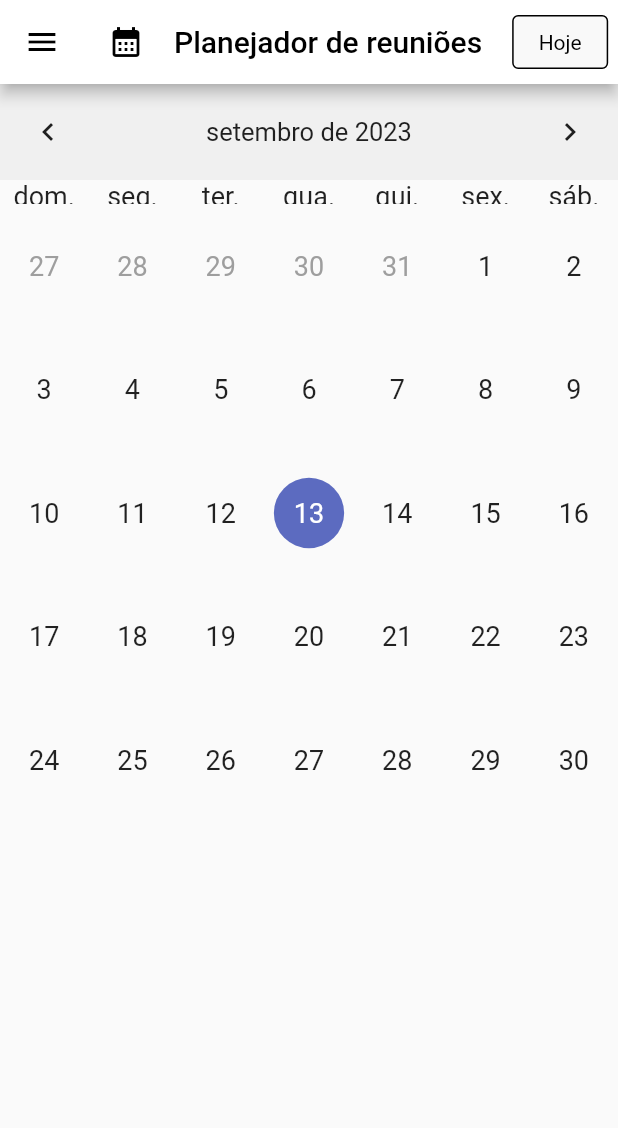
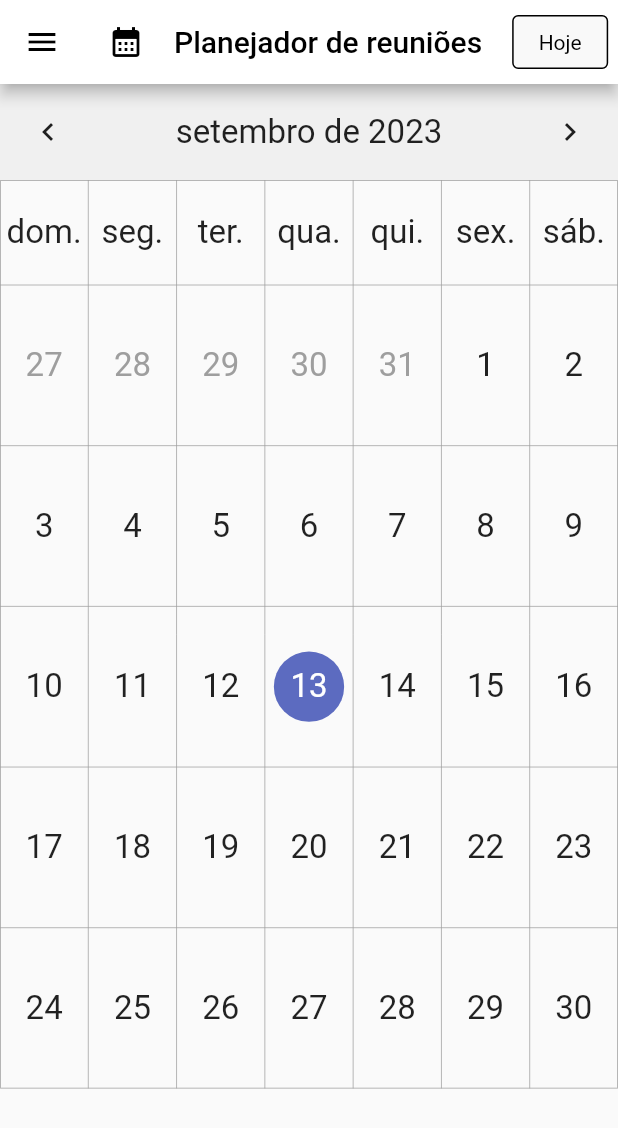
Before and after one commit to brunoalksouza/room_meet_scheduler_flutter, a Flutter app: the screen it shows after launch, on a phone screen of 412 x 824 dp. Shown: the top 1128 px of the screen. Run offline on Flutter 3.47's test engine with Material 2 defaults, Android fonts, the phone set to English and light mode, and no system bars; drawn by our look-alikes of table_calendar.

Commit message:
#3 :clock4: [WIP] start fixing calendar size

```diff
--- a/lib/main.dart
+++ b/lib/main.dart
@@ -21,7 +21,7 @@ class MainApp extends StatelessWidget {
       supportedLocales: const <Locale>[
         Locale.fromSubtags(languageCode: 'pt', countryCode: 'BR'),
       ],
-      title: 'PDF Submitter',
+      title: 'Meet Scheduler',
       theme: ThemeData(
         dialogTheme: DialogTheme(
           shape: RoundedRectangleBorder(borderRadius: BorderRadius.circular(8)),
--- a/lib/pages/scheduler.dart
+++ b/lib/pages/scheduler.dart
@@ -72,8 +72,8 @@ class Scheduler extends StatelessWidget {
           ),
         ),
       ),
-      body: const CalendarDrawer(),
       drawer: const DrawerSide(),
+      body: const Calendar(),
     );
   }
 }
--- /dev/null
+++ b/lib/utils/scheduled_meetings.dart
@@ -0,0 +1,15 @@
+import 'package:flutter/material.dart';
+
+class ScheduledMeetings extends StatelessWidget {
+  const ScheduledMeetings({
+    super.key,
+  });
+
+  @override
+  Widget build(BuildContext context) {
+    return const Expanded(
+      flex: 1, // Define a largura do lado esquerdo
+      child: Text('data'),
+    );
+  }
+}
--- a/lib/widgets/calendar.dart
+++ b/lib/widgets/calendar.dart
@@ -2,36 +2,44 @@ import 'package:flutter/material.dart';
 import 'package:table_calendar/table_calendar.dart';
 import 'package:intl/date_symbol_data_local.dart';
 
-class CalendarDrawer extends StatefulWidget {
-  const CalendarDrawer({
+class Calendar extends StatefulWidget {
+  const Calendar({
     super.key,
   });
 
   @override
   // ignore: library_private_types_in_public_api
-  _CalendarDrawerState createState() => _CalendarDrawerState();
+  _CalendarState createState() => _CalendarState();
 }
 
-class _CalendarDrawerState extends State<CalendarDrawer> {
-  //tem que pegar essa variavel e jogar ela no selectedday do scheduler
+class _CalendarState extends State<Calendar> {
   DateTime _selectedDay = DateTime.now();
-  CalendarFormat _calendarFormat = CalendarFormat.month;
+  final CalendarFormat _calendarFormat = CalendarFormat.month;
 
   @override
   Widget build(BuildContext context) {
     initializeDateFormatting('pt_BR');
 
-    return SizedBox(
-      height: MediaQuery.of(context).size.height, // Ocupa  a altura máxima
-      child: MouseRegion(
+    return Column(
+      children: [
+        MouseRegion(
           cursor: SystemMouseCursors.click,
           child: TableCalendar(
             calendarStyle: const CalendarStyle(
-              defaultTextStyle: TextStyle(fontSize: 18),
-              weekendTextStyle: TextStyle(fontSize: 18),
-              todayTextStyle: TextStyle(fontSize: 18),
-              selectedTextStyle: TextStyle(fontSize: 18, color: Colors.white),
-              outsideTextStyle: TextStyle(fontSize: 18, color: Colors.grey)),
+              defaultTextStyle: TextStyle(fontSize: 22),
+              weekendTextStyle: TextStyle(fontSize: 22),
+              todayTextStyle: TextStyle(fontSize: 22),
+              selectedTextStyle: TextStyle(fontSize: 22, color: Colors.white),
+              outsideTextStyle: TextStyle(fontSize: 22, color: Colors.grey),
+              tableBorder: TableBorder(
+                right: BorderSide(width: 0.5, color: Colors.grey),
+                left: BorderSide(width: 0.5, color: Colors.grey),
+                top: BorderSide(width: 0.5, color: Colors.grey),
+                bottom: BorderSide(width: 0.5, color: Colors.grey),
+                horizontalInside: BorderSide(width: 0.5, color: Colors.grey),
+                verticalInside: BorderSide(width: 0.5, color: Colors.grey),
+              ),
+            ),
             firstDay: DateTime.now().copyWith(day: 1, month: 1),
             lastDay: DateTime.now().copyWith(day: 31, month: 12),
             focusedDay: DateTime.now(),
@@ -39,6 +47,7 @@ class _CalendarDrawerState extends State<CalendarDrawer> {
             availableGestures: AvailableGestures.none,
             calendarFormat: _calendarFormat,
             headerStyle: const HeaderStyle(
+              titleTextStyle: TextStyle(fontSize: 22),
               titleCentered: true,
               formatButtonVisible: false,
               decoration: BoxDecoration(
@@ -58,22 +67,17 @@ class _CalendarDrawerState extends State<CalendarDrawer> {
                 },
               );
             },
-          onFormatChanged: (format) {
-            setState(
-              () {
-                _calendarFormat = format;
-              },
-            );
-          },
-
             daysOfWeekStyle: const DaysOfWeekStyle(
-            weekdayStyle: TextStyle(fontSize: 18), // Estilo dos dias da semana
-            weekendStyle: TextStyle(fontSize: 18), // Estilo dos fins de semana
+              weekdayStyle:
+                  TextStyle(fontSize: 22), // Estilo dos dias da semana
+              weekendStyle:
+                  TextStyle(fontSize: 22), // Estilo dos fins de semana
             ),
-          rowHeight: MediaQuery.of(context).size.height *
-              0.10, // Ocupa a altura máxima
+            rowHeight: MediaQuery.of(context).size.height * 0.13,
+            daysOfWeekHeight: 70,
           ),
         ),
+      ],
     );
   }
 }
--- a/lib/widgets/drawer.dart
+++ b/lib/widgets/drawer.dart
@@ -19,7 +19,7 @@ class DrawerSide extends StatelessWidget {
           ),
           child: ListView(
             padding: EdgeInsets.zero,
-            children: const <Widget>[CalendarDrawer()],
+            children: const <Widget>[Calendar()],
           ),
         ),
       ),
```
Lines whose indentation alone changed are shown as unchanged.
